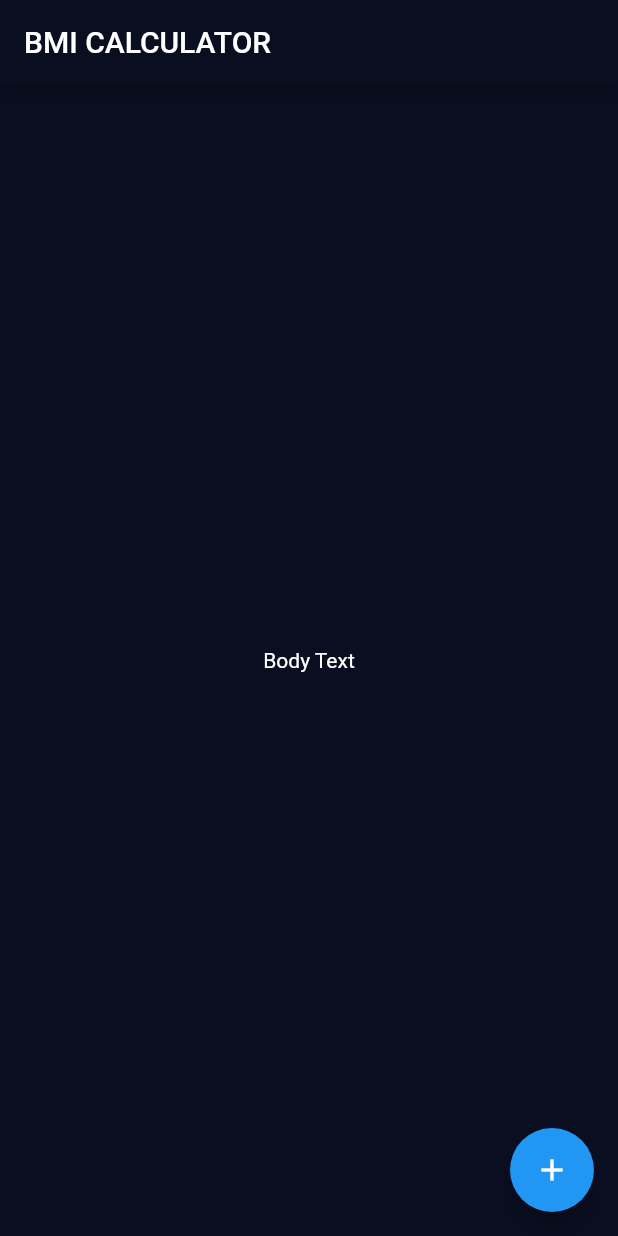
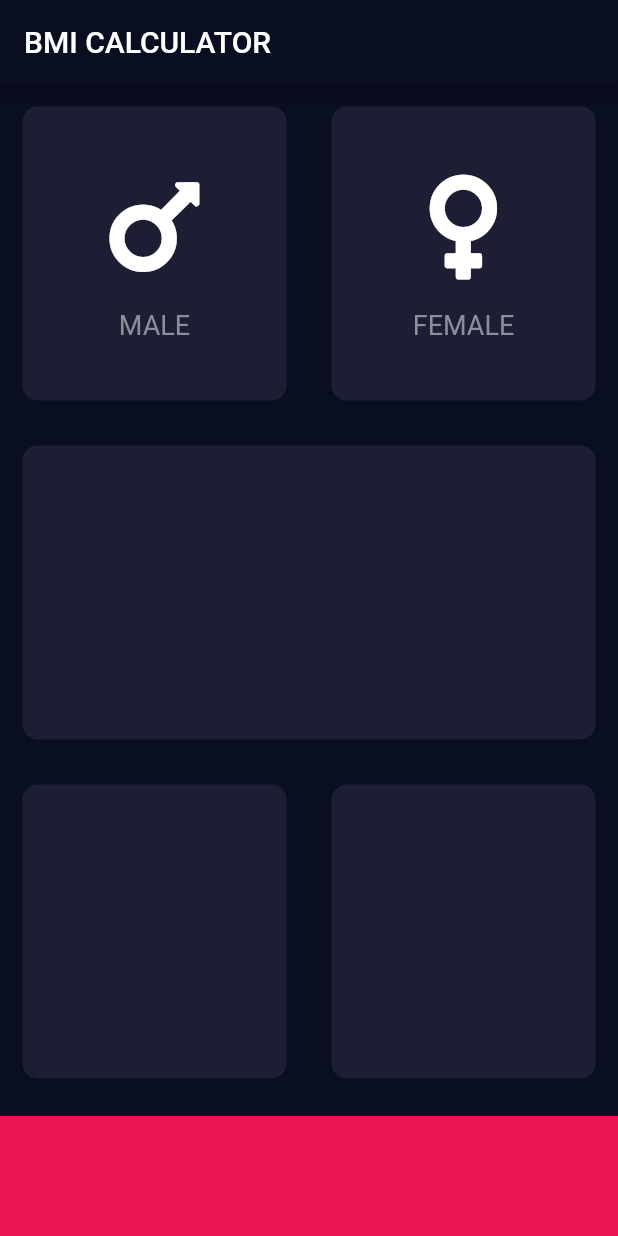
Before and after one commit to cemtaskin/bmi_calculator_2020, a Flutter app: the screen it shows after launch, on a phone screen of 412 x 824 dp. Run offline on Flutter 3.47's test engine with Material 2 defaults, Android fonts, the phone set to English and light mode, and no system bars; our stand-ins replace font_awesome_flutter.

Commit message:
Reusable Card, Input Page and Icon Content Widgets are created. Continue screen layout.

```diff
--- /dev/null
+++ b/lib/icon_content.dart
@@ -0,0 +1,33 @@
+import 'package:flutter/material.dart';
+
+class IconContent extends StatelessWidget {
+  final String label;
+  final IconData icon;
+
+  IconContent({this.icon, this.label});
+
+  @override
+  Widget build(BuildContext context) {
+    return Column(
+      mainAxisAlignment: MainAxisAlignment.center,
+      children: [
+        Icon(
+          icon,
+          size: 80.0,
+        ),
+        SizedBox(
+          height: 15.0,
+        ),
+        Text(
+          label,
+          style: TextStyle(
+            fontSize: 18.0,
+            color: Color(
+              0xFF8D8E98,
+            ),
+          ),
+        )
+      ],
+    );
+  }
+}
--- /dev/null
+++ b/lib/input_page.dart
@@ -0,0 +1,77 @@
+import 'package:bmi_calculator_2/icon_content.dart';
+import 'package:bmi_calculator_2/reusable_card.dart';
+import 'package:flutter/material.dart';
+import 'package:font_awesome_flutter/font_awesome_flutter.dart';
+
+const bottomContainerHeight = 80.0;
+const activeCardColor = Color(0xFF1D1E33);
+const bottomContainerColor = Color(0xFFEB1555);
+
+class InputPage extends StatefulWidget {
+  @override
+  _InputPageState createState() => _InputPageState();
+}
+
+class _InputPageState extends State<InputPage> {
+  @override
+  Widget build(BuildContext context) {
+    return Scaffold(
+      appBar: AppBar(
+        title: Text('BMI CALCULATOR'),
+      ),
+      body: Column(
+        children: [
+          Expanded(
+            child: Row(
+              children: [
+                Expanded(
+                  child: ReusableCard(
+                    color: activeCardColor,
+                    cardChild: IconContent(
+                      icon: FontAwesomeIcons.mars,
+                      label: 'MALE',
+                    ),
+                  ),
+                ),
+                Expanded(
+                  child: ReusableCard(
+                    color: activeCardColor,
+                    cardChild: IconContent(
+                      icon: FontAwesomeIcons.venus,
+                      label: 'FEMALE',
+                    ),
+                  ),
+                ),
+              ],
+            ),
+          ),
+          Expanded(
+            child: ReusableCard(color: activeCardColor),
+          ),
+          Expanded(
+            child: Row(
+              children: [
+                Expanded(
+                  child: ReusableCard(
+                    color: activeCardColor,
+                  ),
+                ),
+                Expanded(
+                  child: ReusableCard(
+                    color: activeCardColor,
+                  ),
+                ),
+              ],
+            ),
+          ),
+          Container(
+            color: bottomContainerColor,
+            margin: EdgeInsets.only(top: 10.0),
+            width: double.infinity,
+            height: bottomContainerHeight,
+          )
+        ],
+      ),
+    );
+  }
+}
--- a/lib/main.dart
+++ b/lib/main.dart
@@ -1,4 +1,5 @@
 import 'package:flutter/material.dart';
+import 'input_page.dart';
 
 void main() {
   runApp(BMICalculator());
@@ -20,28 +21,3 @@ class BMICalculator extends StatelessWidget {
     );
   }
 }
-
-class InputPage extends StatefulWidget {
-  @override
-  _InputPageState createState() => _InputPageState();
-}
-
-class _InputPageState extends State<InputPage> {
-  @override
-  Widget build(BuildContext context) {
-    return Scaffold(
-      appBar: AppBar(
-        title: Text('BMI CALCULATOR'),
-      ),
-      body: Center(
-        child: Text('Body Text'),
-      ),
-      floatingActionButton: Theme(
-        data: ThemeData.light(),
-        child: FloatingActionButton(
-          child: Icon(Icons.add),
-        ),
-      ),
-    );
-  }
-}
--- /dev/null
+++ b/lib/reusable_card.dart
@@ -0,0 +1,20 @@
+import 'package:flutter/material.dart';
+
+class ReusableCard extends StatelessWidget {
+  final Color color;
+  final Widget cardChild;
+
+  ReusableCard({@required this.color, this.cardChild});
+
+  @override
+  Widget build(BuildContext context) {
+    return Container(
+      child: cardChild,
+      margin: EdgeInsets.all(15.0),
+      decoration: BoxDecoration(
+        color: color,
+        borderRadius: BorderRadius.circular(10.0),
+      ),
+    );
+  }
+}
--- a/pubspec.yaml
+++ b/pubspec.yaml
@@ -23,11 +23,8 @@ environment:
 dependencies:
   flutter:
     sdk: flutter
-
-
-  # The following adds the Cupertino Icons font to your application.
-  # Use with the CupertinoIcons class for iOS style icons.
   cupertino_icons: ^1.0.0
+  font_awesome_flutter: ^8.10.1
 
 dev_dependencies:
   flutter_test:
```
Also changed, not shown: pubspec.lock.
